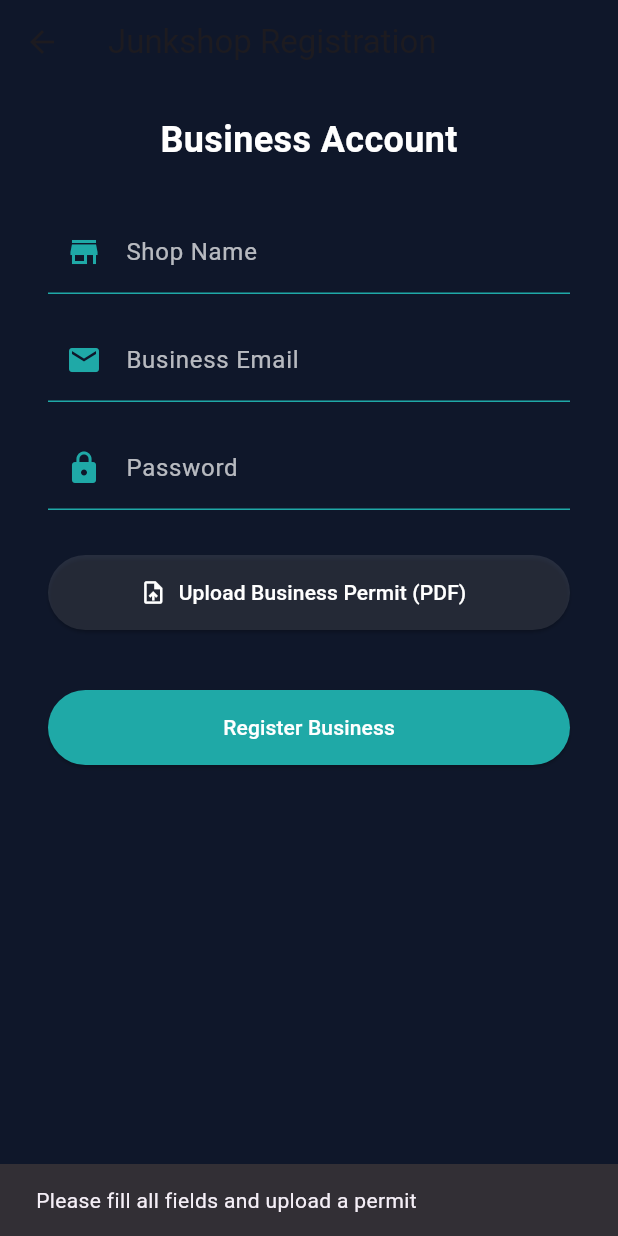
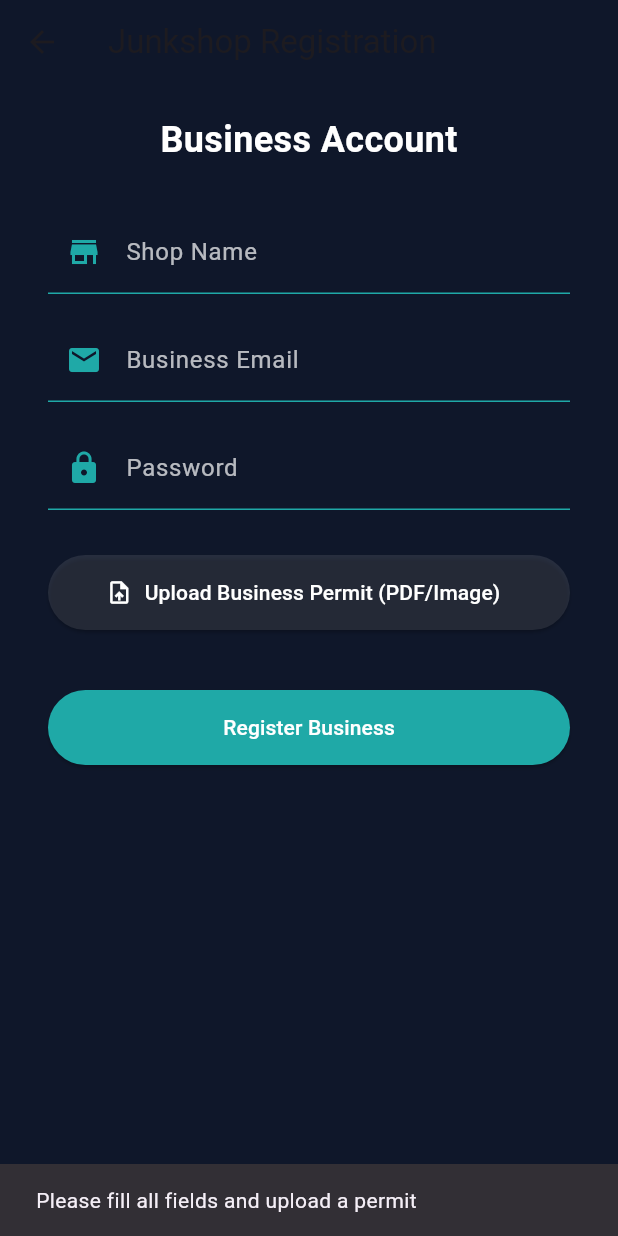
Before and after one commit to JurisAlson/ecoscrap_app, a Flutter app: the JunkshopAccountCreationPage screen opened directly, after a tap on "Register Business", on a phone screen of 412 x 824 dp. Run offline on Flutter 3.47's test engine with Material 3 defaults, Android fonts, the light colour scheme and no system bars; our stand-ins replace cloud_firestore, cloud_functions, file_picker, firebase_auth, firebase_core, firebase_storage and 2 more; missing offline and left inert: cryptography, firebase_app_check, tflite_flutter; accounts and stored records are empty.

Commit message:
Encrypted Image business shit

```diff
--- a/lib/auth/JunkshopAccountCreation.dart
+++ b/lib/auth/JunkshopAccountCreation.dart
@@ -1,20 +1,25 @@
 import 'dart:io';
+import 'dart:math';
+import 'dart:typed_data';
+import 'dart:convert';
+
 import 'package:flutter/material.dart';
 import 'package:firebase_auth/firebase_auth.dart';
 import 'package:cloud_firestore/cloud_firestore.dart';
 import 'package:firebase_storage/firebase_storage.dart';
 import 'package:file_picker/file_picker.dart';
-
+import 'package:cryptography/cryptography.dart';
+import 'package:cloud_functions/cloud_functions.dart';
 
 class JunkshopAccountCreationPage extends StatefulWidget {
   const JunkshopAccountCreationPage({super.key});
 
   @override
-  State<JunkshopAccountCreationPage> createState() => _JunkshopAccountCreationPageState();
+  State<JunkshopAccountCreationPage> createState() =>
+      _JunkshopAccountCreationPageState();
 }
 
 class _JunkshopAccountCreationPageState extends State<JunkshopAccountCreationPage> {
-  // Controllers
   final TextEditingController _shopNameController = TextEditingController();
   final TextEditingController _emailController = TextEditingController();
   final TextEditingController _passwordController = TextEditingController();
@@ -22,26 +27,87 @@ class _JunkshopAccountCreationPageState extends State<JunkshopAccountCreationPag
   PlatformFile? _pickedFile;
   bool _isLoading = false;
 
-  // Function to pick the PDF
+  final FirebaseAuth _auth = FirebaseAuth.instance;
+  final FirebaseFirestore _firestore = FirebaseFirestore.instance;
+
   Future<void> _pickFile() async {
     final result = await FilePicker.platform.pickFiles(
       type: FileType.custom,
-      allowedExtensions: ['pdf', 'jpg', 'png'],
+      allowedExtensions: ['pdf', 'jpg', 'jpeg', 'png'],
     );
 
     if (result != null) {
-      setState(() {
-        _pickedFile = result.files.first;
-      });
+      setState(() => _pickedFile = result.files.first);
     }
   }
 
+  String _guessContentType(String ext) {
+    switch (ext.toLowerCase()) {
+      case 'pdf':
+        return 'application/pdf';
+      case 'jpg':
+      case 'jpeg':
+        return 'image/jpeg';
+      case 'png':
+        return 'image/png';
+      default:
+        return 'application/octet-stream';
+    }
+  }
 
-final FirebaseAuth _auth = FirebaseAuth.instance;
-final FirebaseFirestore _firestore = FirebaseFirestore.instance;
-  // The main registration logic
+  Uint8List _randomBytes(int length) {
+    final r = Random.secure();
+    final b = Uint8List(length);
+    for (int i = 0; i < length; i++) {
+      b[i] = r.nextInt(256);
+    }
+    return b;
+  }
+
+  /// Encrypts the file bytes with AES-256-GCM.
+  /// Returns ciphertext (cipher + tag), iv, and raw dek.
+  Future<({
+    Uint8List ciphertext,
+    Uint8List iv,
+    Uint8List dek,
+  })> _encryptBytesAesGcm(Uint8List plainBytes) async {
+    final dek = _randomBytes(32); // 256-bit key
+    final iv = _randomBytes(12);  // 96-bit nonce for GCM
+
+    final algorithm = AesGcm.with256bits();
+    final secretKey = SecretKey(dek);
+
+    final secretBox = await algorithm.encrypt(
+      plainBytes,
+      secretKey: secretKey,
+      nonce: iv,
+    );
+
+    // ciphertext + auth tag together
+    final combined = Uint8List.fromList([
+      ...secretBox.cipherText,
+      ...secretBox.mac.bytes, // usually 16 bytes
+    ]);
+
+    return (ciphertext: combined, iv: iv, dek: dek);
+  }
+
+  /// Wrap the DEK on backend using your Firebase Functions Secret MASTER_KEY_B64.
+  Future<Map<String, dynamic>> _wrapDekOnServer(Uint8List dek) async {
+    // Your function is in asia-southeast1
+    final functions = FirebaseFunctions.instanceFor(region: 'asia-southeast1');
+    final callable = functions.httpsCallable('wrapDek');
+
+    final res = await callable.call({'dekB64': base64Encode(dek)});
+    return Map<String, dynamic>.from(res.data);
+  }
+
   Future<void> _registerJunkshop() async {
-  if (_pickedFile == null || _emailController.text.isEmpty || _shopNameController.text.isEmpty || _passwordController.text.isEmpty) {
+    if (_pickedFile == null ||
+        _pickedFile!.path == null ||
+        _emailController.text.isEmpty ||
+        _shopNameController.text.isEmpty ||
+        _passwordController.text.isEmpty) {
       ScaffoldMessenger.of(context).showSnackBar(
         const SnackBar(content: Text("Please fill all fields and upload a permit")),
       );
@@ -51,39 +117,80 @@ Future<void> _registerJunkshop() async {
     setState(() => _isLoading = true);
 
     try {
-    UserCredential userCredential = await _auth.createUserWithEmailAndPassword(
+      // 1) Create Auth user
+      final userCredential = await _auth.createUserWithEmailAndPassword(
         email: _emailController.text.trim(),
         password: _passwordController.text.trim(),
       );
+      final uid = userCredential.user!.uid;
 
-    String uid = userCredential.user!.uid;
+      // 2) Create request doc id (used for both storage path and firestore)
+      final requestRef = _firestore.collection('permitRequests').doc();
+      final requestId = requestRef.id;
 
-    File file = File(_pickedFile!.path!);
-    UploadTask uploadTask = FirebaseStorage.instance
-        .ref('permits/$uid.pdf')
-        .putFile(file);
+      // 3) Read selected file bytes
+      final ext = (_pickedFile!.extension ?? 'bin').toLowerCase();
+      final originalMimeType = _guessContentType(ext);
+      final plainBytes = await File(_pickedFile!.path!).readAsBytes();
 
-    TaskSnapshot snapshot = await uploadTask;
-    String downloadUrl = await snapshot.ref.getDownloadURL();
+      // 4) Encrypt bytes on-device
+      final enc = await _encryptBytesAesGcm(Uint8List.fromList(plainBytes));
 
-    // MATCHING THE LOGIN PAGE: Collection 'Junkshop' and Field 'Verified'
+      // 5) Wrap DEK via backend (Firebase-only secret)
+      final wrap = await _wrapDekOnServer(enc.dek);
+
+      // 6) Upload ciphertext to Storage (always .bin)
+      final permitPath = 'permits/$uid/$requestId.bin';
+      final storageRef = FirebaseStorage.instance.ref(permitPath);
+
+      await storageRef.putData(
+        enc.ciphertext,
+        SettableMetadata(contentType: 'application/octet-stream'),
+      );
+
+      // 7) Create permit request doc (no URL stored)
+      await requestRef.set({
+        'uid': uid,
+        'shopName': _shopNameController.text.trim(),
+        'email': _emailController.text.trim(),
+
+        'status': 'pending',
+        'submittedAt': FieldValue.serverTimestamp(),
+
+        // encrypted storage data
+        'permitPath': permitPath,
+        'ivB64': base64Encode(enc.iv),
+
+        // wrapped DEK metadata (REQUIRED to decrypt later)
+        'wrappedDekB64': wrap['wrappedDekB64'],
+        'wrapIvB64': wrap['wrapIvB64'],
+        'wrapTagB64': wrap['wrapTagB64'],
+        'wrapAlg': wrap['wrapAlg'],
+
+        'cipherAlg': 'AES-256-GCM',
+        'gcmTagBytes': 16,
+
+        // so admin knows how to render after decrypt
+        'originalExt': ext,
+        'originalMimeType': originalMimeType,
+        'originalFileName': _pickedFile!.name,
+      });
+
+      // 8) Create junkshop profile doc
       await _firestore.collection('Junkshop').doc(uid).set({
         'UserID': uid,
         'ShopName': _shopNameController.text.trim(),
         'Email': _emailController.text.trim(),
-      'PermitUrl': downloadUrl,
         'Roles': 'Junkshop',
-      'Verified': false, // Admin must change this to true manually in Firebase
+        'Verified': false,
+        'activePermitRequestId': requestId,
         'CreatedAt': FieldValue.serverTimestamp(),
       });
 
-    if (mounted) {
+      if (!mounted) return;
       _showToast("Submitted! Admin will verify your permit.");
       await _auth.signOut();
-      Navigator.pop(context); // Go back to selection
-    }
-
-
+      Navigator.pop(context);
     } on FirebaseAuthException catch (e) {
       _showToast(e.message ?? "Auth Error", isError: true);
     } catch (e) {
@@ -117,29 +224,24 @@ void _showToast(String message, {bool isError = false}) {
           children: [
             const Text(
               "Business Account",
-              style: TextStyle(color: Colors.white, fontSize: 24, fontWeight: FontWeight.bold),
+              style: TextStyle(
+                color: Colors.white,
+                fontSize: 24,
+                fontWeight: FontWeight.bold,
+              ),
             ),
             const SizedBox(height: 30),
-
-            // Shop Name
             _buildTextField(_shopNameController, "Shop Name", Icons.store),
             const SizedBox(height: 16),
-
-            // Email
             _buildTextField(_emailController, "Business Email", Icons.email),
             const SizedBox(height: 16),
-
-            // Password
             _buildTextField(_passwordController, "Password", Icons.lock, isPass: true),
-
             const SizedBox(height: 30),
-
-            // File Picker Button
             ElevatedButton.icon(
               onPressed: _pickFile,
               icon: Icon(_pickedFile == null ? Icons.upload_file : Icons.check_circle),
               label: Text(_pickedFile == null
-                  ? "Upload Business Permit (PDF)"
+                  ? "Upload Business Permit (PDF/Image)"
                   : "Selected: ${_pickedFile!.name}"),
               style: ElevatedButton.styleFrom(
                 backgroundColor: Colors.white10,
@@ -147,10 +249,7 @@ void _showToast(String message, {bool isError = false}) {
                 minimumSize: const Size(double.infinity, 50),
               ),
             ),
-
             const SizedBox(height: 40),
-
-            // Submit Button
             SizedBox(
               width: double.infinity,
               height: 50,
@@ -168,7 +267,12 @@ void _showToast(String message, {bool isError = false}) {
     );
   }
 
-  Widget _buildTextField(TextEditingController controller, String label, IconData icon, {bool isPass = false}) {
+  Widget _buildTextField(
+    TextEditingController controller,
+    String label,
+    IconData icon, {
+    bool isPass = false,
+  }) {
     return TextField(
       controller: controller,
       obscureText: isPass,
@@ -177,7 +281,9 @@ void _showToast(String message, {bool isError = false}) {
         labelText: label,
         labelStyle: const TextStyle(color: Colors.white70),
         prefixIcon: Icon(icon, color: const Color(0xFF1FA9A7)),
-        enabledBorder: const UnderlineInputBorder(borderSide: BorderSide(color: Color(0xFF1FA9A7))),
+        enabledBorder: const UnderlineInputBorder(
+          borderSide: BorderSide(color: Color(0xFF1FA9A7)),
+        ),
       ),
     );
   }
--- a/pubspec.yaml
+++ b/pubspec.yaml
@@ -15,6 +15,7 @@ dependencies:
   firebase_core: ^3.10.1
   firebase_auth: ^5.4.1
   cloud_firestore: ^5.6.1
+  cloud_functions: ^5.0.0
   firebase_storage: ^12.4.10
   firebase_app_check: ^0.3.2+10
 
@@ -26,6 +27,9 @@ dependencies:
   image_picker: ^1.1.1
   image: ^4.1.3
 
+  #Cryptography Shit
+  cryptography: ^2.7.0
+  convert: ^3.1.1
   file_picker: ^8.0.0
 
   tflite_flutter: ^0.12.1
```
Also changed, not shown: pubspec.lock, 4 other files. Lines whose indentation alone changed are shown as unchanged.
